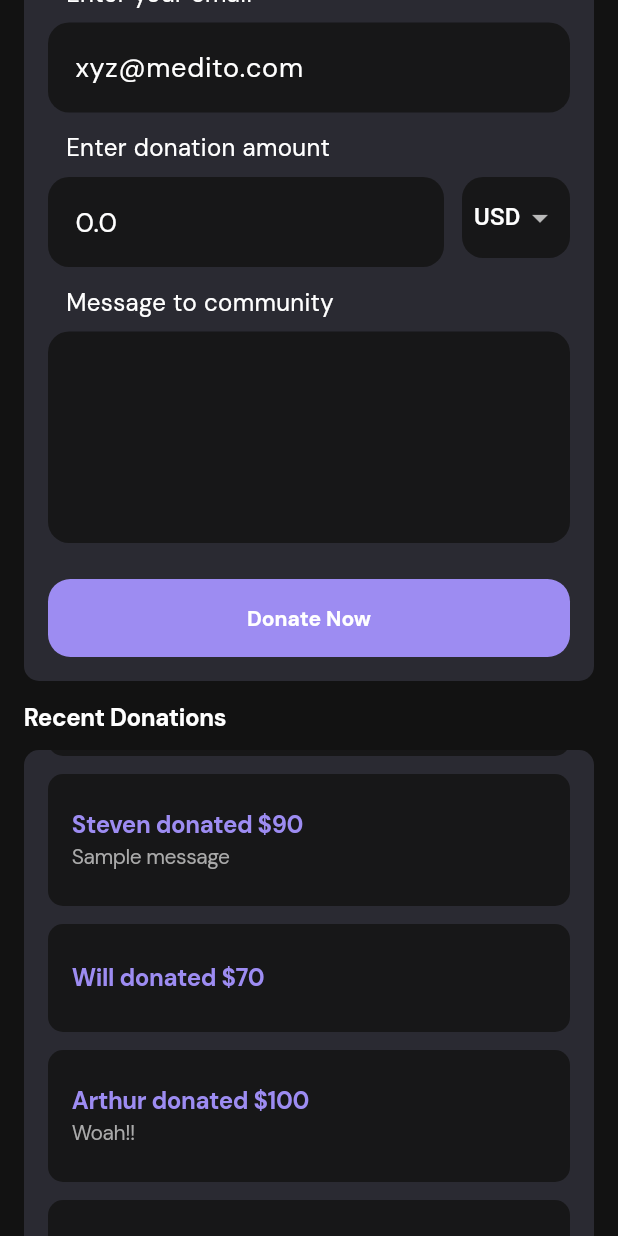
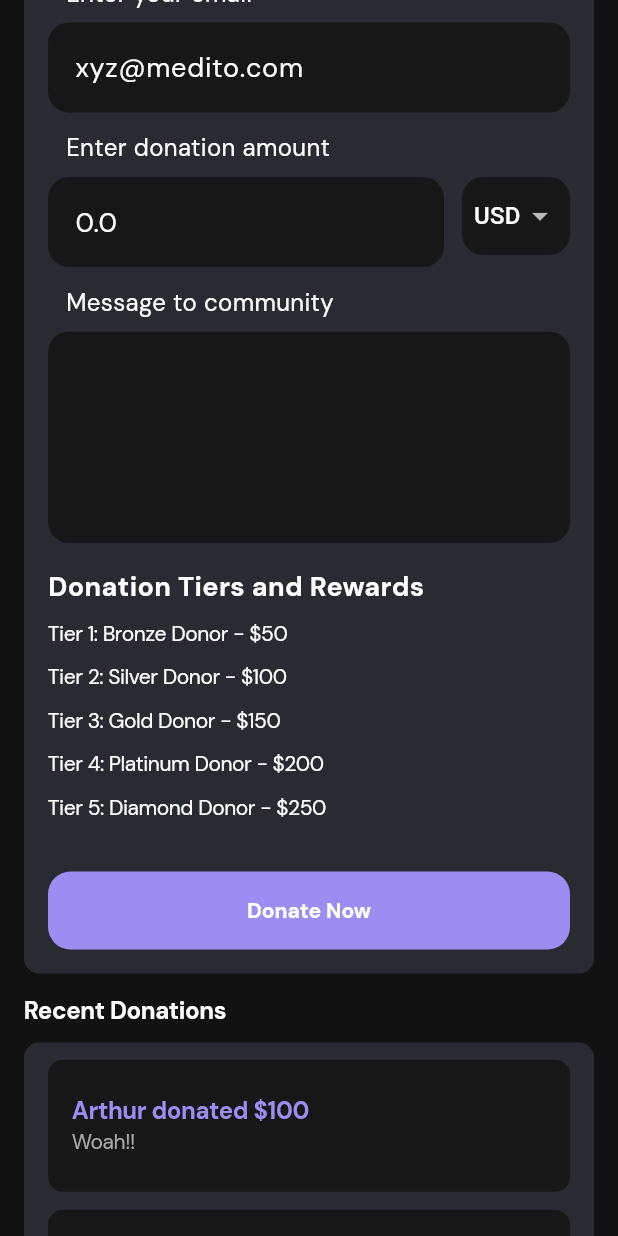
Before and after one commit to osamaasifoak/medito-fundraising, a Flutter app: the screen it shows after launch, scrolled down 1152 dp, on a phone screen of 412 x 824 dp. Run offline on Flutter 3.47's test engine with Material 3 defaults, Android fonts, the phone set to English and light mode, and no system bars; our stand-ins replace email_validator, flutter_riverpod, flutter_svg, go_router; missing offline and left inert: flutter_stripe.

```diff
--- a/lib/constants/strings/string_constants.dart
+++ b/lib/constants/strings/string_constants.dart
@@ -6,6 +6,7 @@ class StringConstants {
   static const String rewards = 'Rewards';
   static const String donateNow = 'Donate Now';
   static const String recentDonations = 'Recent Donations';
+  static const String donationTiersAndRewards =  'Donation Tiers and Rewards';
   static const String faq = 'FAQs';
   static const String amountRaised = 'Amount Raised';
   static const String submit = 'Submit';
--- a/lib/views/home_view.dart
+++ b/lib/views/home_view.dart
@@ -44,6 +44,7 @@ class HomeView extends StatelessWidget {
         children: [
           Flexible(
             child: Column(
+              crossAxisAlignment: CrossAxisAlignment.start,
               children: [
                 _buildCampaign(),
                 if (Responsive.isDesktop(context) ||
@@ -54,7 +55,7 @@ class HomeView extends StatelessWidget {
           ),
           Flexible(
             child: SizedBox(
-              width: MediaQuery.of(context).size.width * 0.2,
+              width: MediaQuery.of(context).size.width * 0.3,
               child: Column(
                 children: [
                   _buildFundRaisingProgress(),
--- a/lib/widgets/donation_form_widget.dart
+++ b/lib/widgets/donation_form_widget.dart
@@ -75,6 +75,8 @@ class _DonationFormWidgetState extends ConsumerState<DonationFormWidget>
             maxLines: 4,
             onChanged: _handleMessageChanged,
           ),
+          height16,
+          RewardsSectionWidget(),
           height24,
           LoadingButtonWidget(
             btnText: StringConstants.donateNow,
@@ -102,7 +104,12 @@ class _DonationFormWidgetState extends ConsumerState<DonationFormWidget>
   Padding _buildFieldTitle(String title) {
     return Padding(
       padding: const EdgeInsets.only(left: padding12, bottom: padding8),
-      child: Text(title),
+      child: Text(
+        title,
+        style: const TextStyle(
+          fontFamily: dmSans,
+        ),
+      ),
     );
   }
 
@@ -111,7 +118,7 @@ class _DonationFormWidgetState extends ConsumerState<DonationFormWidget>
       decoration: BoxDecoration(
           borderRadius: BorderRadius.circular(borderRadius14),
           color: ColorConstants.ebony),
-      padding: const EdgeInsets.symmetric(vertical: 3, horizontal: padding8),
+      padding: const EdgeInsets.symmetric(vertical: 2, horizontal: padding8),
       child: DropdownButton(
         value: selectedCurrency,
         borderRadius: BorderRadius.circular(borderRadius14),
--- a/lib/widgets/faq/faq_expansion_panel_widget.dart
+++ b/lib/widgets/faq/faq_expansion_panel_widget.dart
@@ -18,9 +18,9 @@ class _FAQExpansionPanelWidgetState extends State<FAQExpansionPanelWidget> {
   @override
   Widget build(BuildContext context) {
     var bodyStyle = Theme.of(context).textTheme.bodyLarge?.copyWith(
-        fontSize: getDefaultBodyFontSize(context),
-        color: ColorConstants.walterWhite,
-        letterSpacing: 0.5);
+          fontSize: getDefaultBodyFontSize(context),
+          color: ColorConstants.walterWhite,
+        );
 
     return ExpansionPanelList(
       elevation: 1,
@@ -45,7 +45,7 @@ class _FAQExpansionPanelWidgetState extends State<FAQExpansionPanelWidget> {
             );
           },
           body: Container(
-            color: ColorConstants.lightPurple,
+            color: ColorConstants.ebony,
             child: Row(
               children: [
                 Flexible(
@@ -54,6 +54,8 @@ class _FAQExpansionPanelWidgetState extends State<FAQExpansionPanelWidget> {
                         vertical: padding16, horizontal: padding16),
                     child: Text(
                       widget.answer,
+                      style:
+                          bodyStyle?.copyWith(color: ColorConstants.graphite),
                     ),
                   ),
                 ),
--- a/lib/widgets/fundraising_progress_widget.dart
+++ b/lib/widgets/fundraising_progress_widget.dart
@@ -30,20 +30,28 @@ class _FundraisingProgressWidgetState extends State<FundraisingProgressWidget>
   }
 
   @override
+  void dispose() {
+    _animationController.dispose();
+    super.dispose();
+  }
+
+  @override
   Widget build(BuildContext context) {
     return Column(
       crossAxisAlignment: CrossAxisAlignment.center,
       children: [
         const Text(
           StringConstants.amountRaised,
-          style: TextStyle(fontSize: 18, fontWeight: FontWeight.bold),
+          style: TextStyle(
+              fontSize: 18, fontWeight: FontWeight.bold, fontFamily: dmSans),
         ),
         const SizedBox(height: 8),
         Text(
           '${amountRaised.toStringAsFixed(2)} \$ / ${goalAmount.toStringAsFixed(2)} \$',
           style: TextStyle(
               fontSize: getDefaultBodyFontSize(context),
-              fontWeight: FontWeight.bold),
+              fontWeight: FontWeight.bold,
+              fontFamily: dmSans),
         ),
         height16,
         ClipRRect(
@@ -62,15 +70,10 @@ class _FundraisingProgressWidgetState extends State<FundraisingProgressWidget>
           '${(_progressAnimation.value * 100).toStringAsFixed(2)}%',
           style: TextStyle(
               fontSize: getDefaultBodyFontSize(context),
-              fontWeight: FontWeight.bold),
+              fontWeight: FontWeight.bold,
+              fontFamily: dmSans),
         ),
       ],
     );
   }
-
-  @override
-  void dispose() {
-    _animationController.dispose();
-    super.dispose();
-  }
 }
--- a/lib/widgets/recent_donations_widget.dart
+++ b/lib/widgets/recent_donations_widget.dart
@@ -91,48 +91,60 @@ class _RecentDonationsWidgetState extends State<RecentDonationsWidget> {
         ),
         height12,
         Container(
-          height: 500,
+          height: 300,
           decoration: BoxDecoration(
             color: ColorConstants.onyx,
             borderRadius: BorderRadius.circular(borderRadius10),
           ),
+          child: ScrollConfiguration(
+            behavior:
+                ScrollConfiguration.of(context).copyWith(scrollbars: false),
             child: ListView.builder(
               controller: _scrollController,
               itemCount: recentDonations.length,
-            physics: const AlwaysScrollableScrollPhysics(),
+              physics: const NeverScrollableScrollPhysics(),
               padding: const EdgeInsets.symmetric(
                 vertical: padding16,
                 horizontal: padding16,
               ),
               itemBuilder: (context, index) {
                 final donation = recentDonations[index];
+                return _buildDonorCard(donation, titleStyle, bodyStyle);
+              },
+            ),
+          ),
+        ),
+      ],
+    );
+  }
+
+  Container _buildDonorCard(
+      RecentDonation donation, TextStyle? titleStyle, TextStyle? bodyStyle) {
     return Container(
       decoration: BoxDecoration(
         color: ColorConstants.ebony,
         borderRadius: BorderRadius.circular(borderRadius10),
       ),
       margin: const EdgeInsets.only(bottom: padding12),
-                padding: const EdgeInsets.symmetric(
-                    vertical: padding8, horizontal: padding16),
+      padding:
+          const EdgeInsets.symmetric(vertical: padding8, horizontal: padding16),
       child: ListTile(
         contentPadding: EdgeInsets.zero,
-                  title: Text(
-                    '${donation.donor} donated ${donation.amount}',
-                    style: titleStyle?.copyWith(
-                        color: ColorConstants.lightPurple,
-                        fontSize: fontSize16),
+        title: _buildTitle(donation, titleStyle),
+        subtitle: _buildSubtitle(donation, bodyStyle),
       ),
-                  subtitle: _getSubtitle(donation, bodyStyle),
-                ),
-              );
-            },
-          ),
-        ),
-      ],
     );
   }
 
-  Widget? _getSubtitle(RecentDonation donation, TextStyle? bodyStyle) {
+  Text _buildTitle(RecentDonation donation, TextStyle? titleStyle) {
+    return Text(
+      '${donation.donor} donated ${donation.amount}',
+      style: titleStyle?.copyWith(
+          color: ColorConstants.lightPurple, fontSize: fontSize16),
+    );
+  }
+
+  Widget? _buildSubtitle(RecentDonation donation, TextStyle? bodyStyle) {
     if (donation.message == null) {
       return null;
     }
--- /dev/null
+++ b/lib/widgets/reward_section_widget.dart
@@ -0,0 +1,48 @@
+import 'package:flutter/material.dart';
+import 'package:meditofundraising/constants/constants.dart';
+
+class RewardsSectionWidget extends StatelessWidget {
+  RewardsSectionWidget({super.key});
+
+  final List<String> rewards = [
+    'Tier 1: Bronze Donor - \$50',
+    'Tier 2: Silver Donor - \$100',
+    'Tier 3: Gold Donor - \$150',
+    'Tier 4: Platinum Donor - \$200',
+    'Tier 5: Diamond Donor - \$250'
+  ];
+  @override
+  Widget build(BuildContext context) {
+    var titleStyle = const TextStyle(
+        fontSize: 18, fontWeight: FontWeight.bold, fontFamily: dmSans);
+    var bodyStyle = Theme.of(context).textTheme.bodyLarge?.copyWith(
+        fontSize: 14, color: ColorConstants.walterWhite, letterSpacing: -0.3);
+
+    return Column(
+      crossAxisAlignment: CrossAxisAlignment.start,
+      children: [
+        Text(
+          StringConstants.donationTiersAndRewards,
+          style: titleStyle,
+        ),
+        height8,
+        Column(
+          crossAxisAlignment: CrossAxisAlignment.start,
+          children: rewards
+              .map(
+                (x) => Padding(
+                  padding: const EdgeInsets.only(
+                    bottom: padding8,
+                  ),
+                  child: Text(
+                    x,
+                    style: bodyStyle,
+                  ),
+                ),
+              )
+              .toList(),
+        ),
+      ],
+    );
+  }
+}
--- a/lib/widgets/widgets.dart
+++ b/lib/widgets/widgets.dart
@@ -6,3 +6,4 @@ export 'donation_form_widget.dart';
 export 'loading_button_widget.dart';
 export 'recent_donations_widget.dart';
 export 'faq/faq_widget.dart';
+export 'reward_section_widget.dart';
```
Also changed, not shown: 1 other file. Lines whose indentation alone changed are shown as unchanged.
